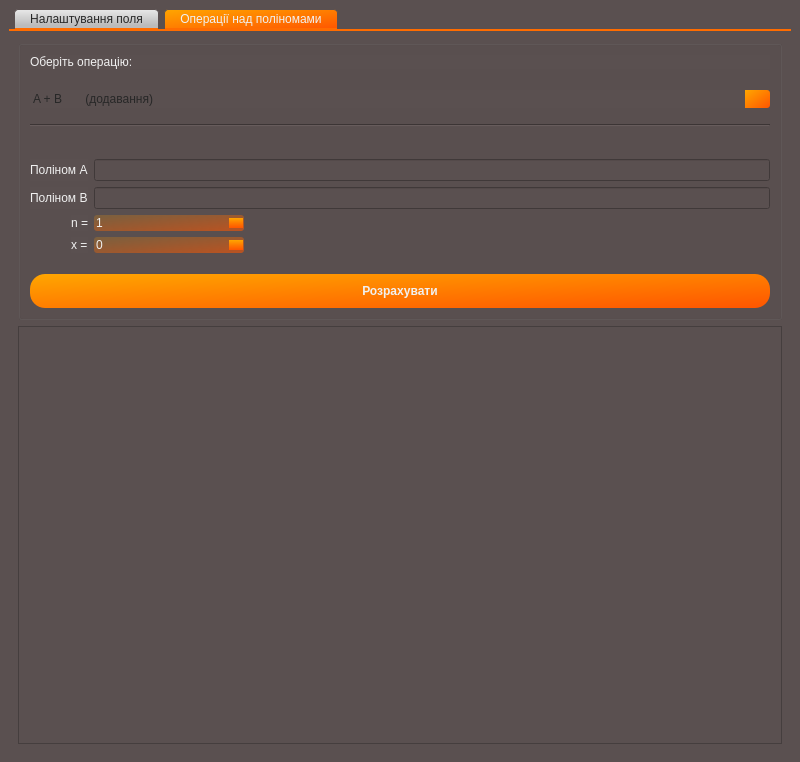
This is Algebra-polynom/mainwindow.ui in WAG13/FF-Polynomials-App as Qt 5 draws it before an edit. The edited form follows.
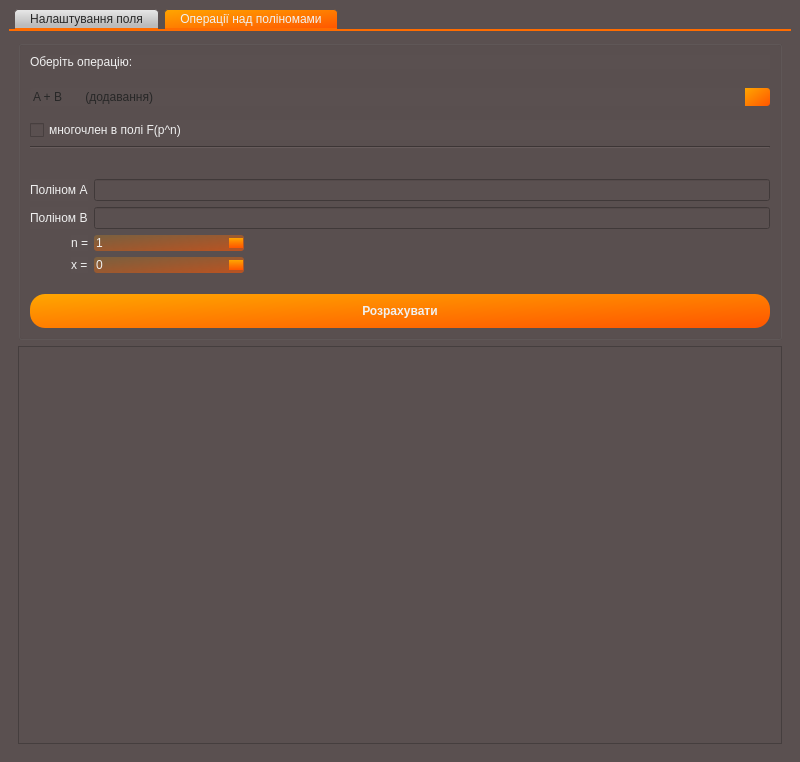
This is the edited form. The open tabs and pages were chosen to show the change.

Diff of the .ui file:
```diff
--- a/Algebra-polynom/mainwindow.ui
+++ b/Algebra-polynom/mainwindow.ui
@@ -522,7 +522,7 @@
           <property name="maximumSize">
            <size>
             <width>16777215</width>
-            <height>280</height>
+            <height>300</height>
            </size>
           </property>
           <property name="title">
@@ -638,6 +638,13 @@
                </item>
               </widget>
              </item>
+             <item>
+              <widget class="QCheckBox" name="modIrr">
+               <property name="text">
+                <string>многочлен в полі F(p^n)</string>
+               </property>
+              </widget>
+             </item>
              <item alignment="Qt::AlignTop">
               <widget class="Line" name="line">
                <property name="orientation">
```
